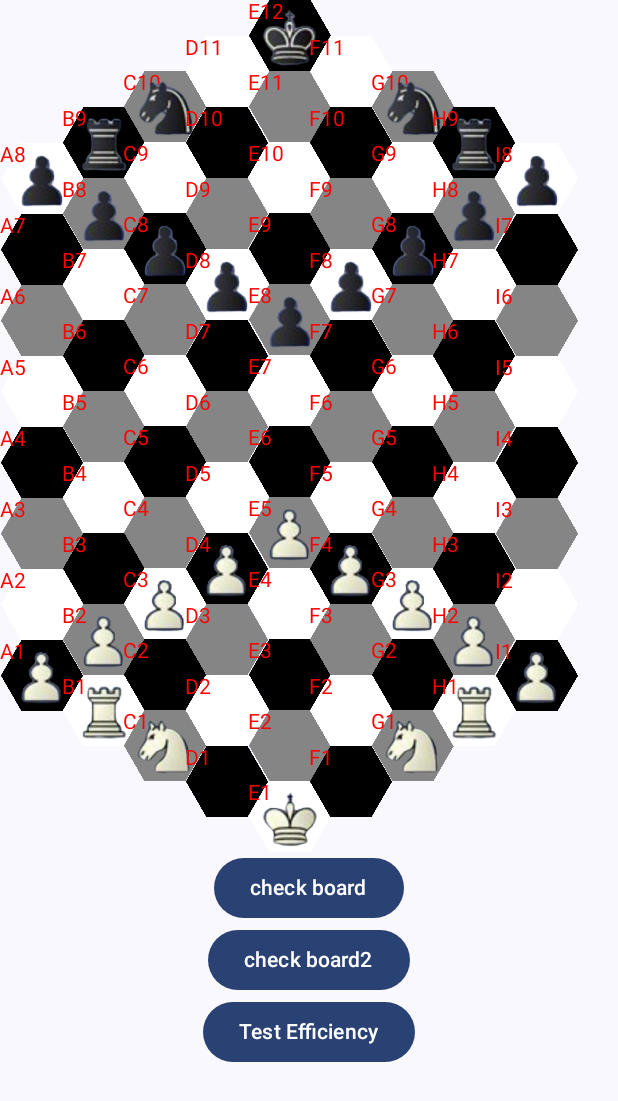
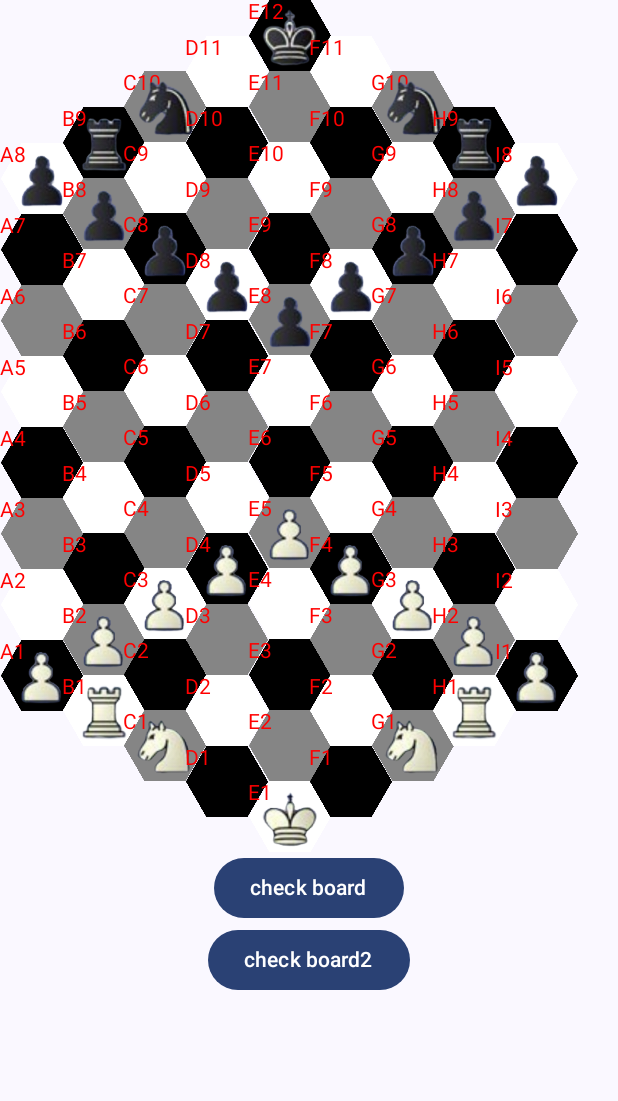
Before and after one commit to rawiwat/HexagonChessRepo, an Android app built with Jetpack Compose: the screen it shows after launch (MainActivity), on a phone screen of 412 x 824 dp. Shown: the top 1101 px of the screen. Run offline under Robolectric (Android 15) with nearby library versions, the phone set to English and light mode, and no system bars.

Commit message:
commit 25

```diff
--- a/HexagonalChess/app/src/main/java/com/example/hexagonalchess/presentation_layer/GameScreen.kt
+++ b/HexagonalChess/app/src/main/java/com/example/hexagonalchess/presentation_layer/GameScreen.kt
@@ -58,10 +58,6 @@ fun GameScreen(chessBoardViewModel: ChessBoardViewModel) {
             }
         ) {
             Text(text = "check board2")
-        }
-
-        Button(onClick = { chessBoardViewModel.recomposeTest() }) {
-            Text(text = "Test Efficiency")
         }
     }
 }
```
Also changed, not shown: HexagonalChess/app/src/main/java/com/example/hexagonalchess/presentation_layer/viewmodel/ChessBoardViewModel.kt (+6 -10 lines).
